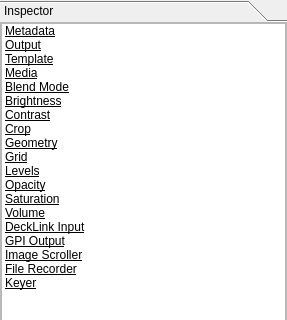
Before: the Qt Designer form Widgets/Inspector/InspectorWidget.ui in CasparCG/client, drawn with Qt 5; both pictures show x 0 to 287 and y 0 to 320 of the 287 by 600 pixel window.
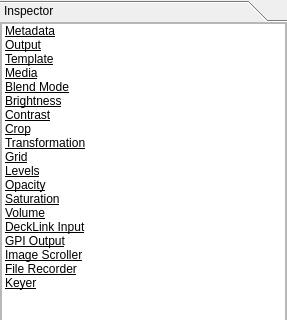
After: the same form once the commit is applied. Icons and pictures are not drawn.

Commit message: - Refactofing to support multiple rundowns. - NEW: Added support for the color producer in CasparCG.

What changed in the file:
```diff
--- a/Widgets/Inspector/InspectorWidget.ui
+++ b/Widgets/Inspector/InspectorWidget.ui
@@ -292,7 +292,7 @@
              </item>
              <item>
               <property name="text">
-               <string>Geometry</string>
+               <string>Transformation</string>
               </property>
               <property name="font">
                <font>
@@ -600,7 +600,7 @@
              </item>
              <item>
               <property name="text">
-               <string>Color Producer</string>
+               <string>Solid Color</string>
               </property>
               <property name="font">
                <font>
```
Left out of the diff: 8 changed lines with no effect on the pictures. The commit also changes 106 other files.
